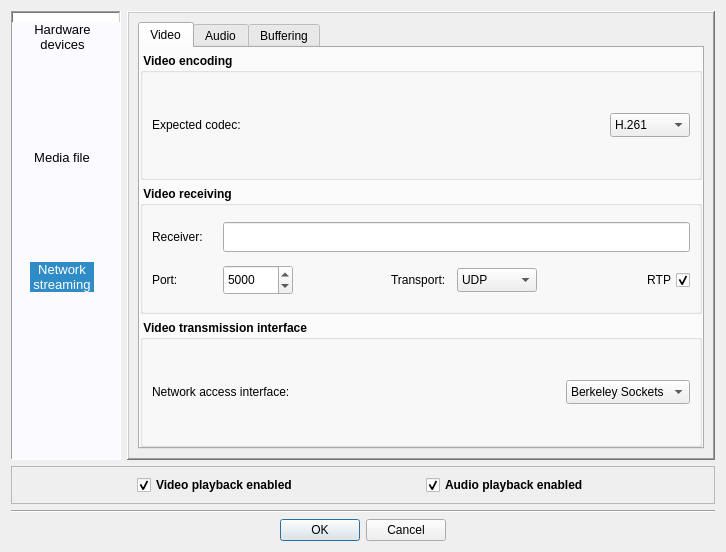
Above: Homer/forms/Dialogs/OpenVideoAudioPreviewDialog.ui from Homer-Conferencing/Homer-Conferencing before the change. Below: the same form after it.
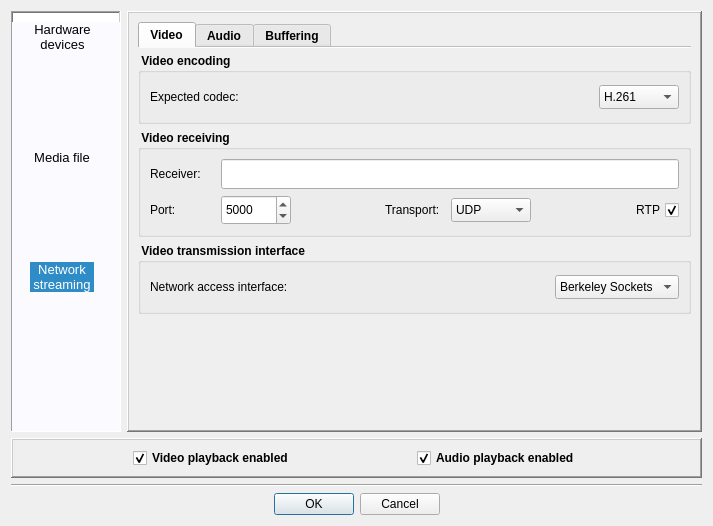
That is the form after the change. Icons and pictures are not drawn.

Commit message: - fixed: GUI layout/sizes - added: translation update

Diff of the .ui file:
```diff
--- a/Homer/forms/Dialogs/OpenVideoAudioPreviewDialog.ui
+++ b/Homer/forms/Dialogs/OpenVideoAudioPreviewDialog.ui
@@ -6,8 +6,8 @@
    <rect>
     <x>0</x>
     <y>0</y>
-    <width>726</width>
-    <height>552</height>
+    <width>713</width>
+    <height>526</height>
    </rect>
   </property>
   <property name="font">
@@ -574,9 +574,27 @@
         <layout class="QVBoxLayout" name="verticalLayout_20">
          <item>
           <widget class="QTabWidget" name="tabWidget">
+           <property name="font">
+            <font>
+             <weight>75</weight>
+             <bold>true</bold>
+            </font>
+           </property>
+           <property name="tabShape">
+            <enum>QTabWidget::Rounded</enum>
+           </property>
            <property name="currentIndex">
             <number>0</number>
            </property>
+           <property name="iconSize">
+            <size>
+             <width>22</width>
+             <height>22</height>
+            </size>
+           </property>
+           <property name="documentMode">
+            <bool>true</bool>
+           </property>
            <widget class="QWidget" name="mTabVideo">
             <attribute name="title">
              <string>Video</string>
@@ -1076,6 +1094,19 @@
                  </layout>
                 </widget>
                </item>
+               <item>
+                <spacer name="verticalSpacer_6">
+                 <property name="orientation">
+                  <enum>Qt::Vertical</enum>
+                 </property>
+                 <property name="sizeHint" stdset="0">
+                  <size>
+                   <width>20</width>
+                   <height>40</height>
+                  </size>
+                 </property>
+                </spacer>
+               </item>
               </layout>
              </item>
             </layout>
@@ -1742,7 +1773,7 @@
    <item>
     <widget class="QFrame" name="frame_2">
      <property name="frameShape">
-      <enum>QFrame::StyledPanel</enum>
+      <enum>QFrame::WinPanel</enum>
      </property>
      <property name="frameShadow">
       <enum>QFrame::Raised</enum>
```
Left out of the diff: 18 changed lines with no effect on the pictures. The commit also changes 5 other files.
